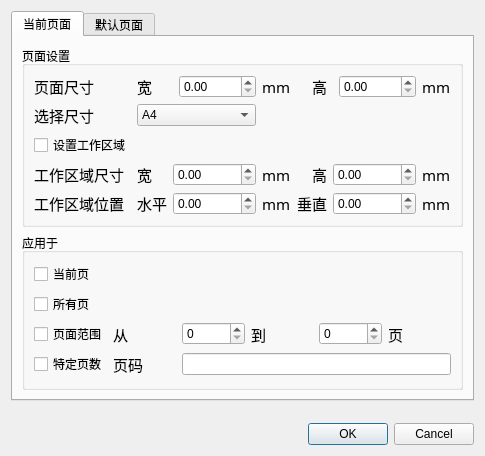
The window that ofdEditor/model/Widget/PageDialog.ui (mcoder2014/ofdEditor) describes before a commit, drawn with Qt 5.
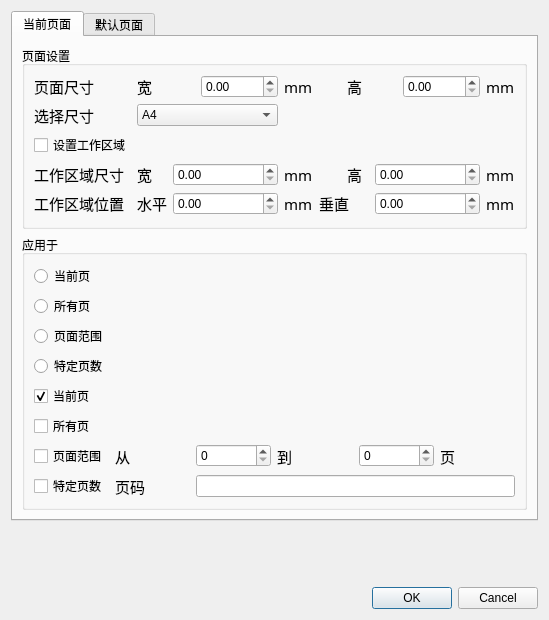
The same window after the commit.

Commit message: 对PageDialog更加完善

Diff of the .ui file:
```diff
--- a/ofdEditor/model/Widget/PageDialog.ui
+++ b/ofdEditor/model/Widget/PageDialog.ui
@@ -6,8 +6,8 @@
    <rect>
     <x>0</x>
     <y>0</y>
-    <width>465</width>
-    <height>456</height>
+    <width>549</width>
+    <height>620</height>
    </rect>
   </property>
   <property name="windowTitle">
@@ -335,71 +335,72 @@
           <string>应用于</string>
          </property>
          <layout class="QGridLayout" name="gridLayout_4">
-          <item row="2" column="4">
+          <item row="0" column="0">
+           <widget class="QRadioButton" name="CurrentPageRadioButton">
+            <property name="text">
+             <string>当前页</string>
+            </property>
+           </widget>
+          </item>
+          <item row="1" column="0">
+           <widget class="QRadioButton" name="AllPagesRadioButton">
+            <property name="text">
+             <string>所有页</string>
+            </property>
+           </widget>
+          </item>
+          <item row="2" column="0">
+           <widget class="QRadioButton" name="PageRangeRadioButton">
+            <property name="text">
+             <string>页面范围</string>
+            </property>
+           </widget>
+          </item>
+          <item row="6" column="0">
+           <widget class="QCheckBox" name="PageRangeCheckBox">
+            <property name="text">
+             <string>页面范围</string>
+            </property>
+           </widget>
+          </item>
+          <item row="5" column="0">
+           <widget class="QCheckBox" name="AllPagesCheckBox">
+            <property name="text">
+             <string>所有页</string>
+            </property>
+           </widget>
+          </item>
+          <item row="6" column="4">
            <widget class="QSpinBox" name="PageRangeUpperBound">
             <property name="maximum">
              <number>10000</number>
             </property>
            </widget>
           </item>
-          <item row="2" column="0">
-           <widget class="QCheckBox" name="PageRangeCheckBox">
-            <property name="text">
-             <string>页面范围</string>
-            </property>
-           </widget>
-          </item>
-          <item row="0" column="0">
+          <item row="4" column="0">
            <widget class="QCheckBox" name="CurrentPageCheckBox">
             <property name="text">
              <string>当前页</string>
             </property>
-           </widget>
-          </item>
-          <item row="1" column="0">
-           <widget class="QCheckBox" name="AllPagesCheckBox">
-            <property name="text">
-             <string>所有页</string>
+            <property name="checked">
+             <bool>true</bool>
             </property>
-           </widget>
-          </item>
-          <item row="2" column="1">
-           <widget class="QLabel" name="PageRange1">
-            <property name="font">
-             <font>
-              <family>Agency FB</family>
-              <pointsize>11</pointsize>
-             </font>
+            <property name="tristate">
+             <bool>false</bool>
             </property>
-            <property name="text">
-             <string>从</string>
-            </property>
            </widget>
           </item>
-          <item row="2" column="2">
+          <item row="6" column="2">
            <widget class="QSpinBox" name="PageRangeLowerBound"/>
           </item>
-          <item row="2" column="3">
-           <widget class="QLabel" name="PageRange2">
-            <property name="font">
-             <font>
-              <family>Agency FB</family>
-              <pointsize>11</pointsize>
-             </font>
-            </property>
-            <property name="text">
-             <string>到</string>
-            </property>
-           </widget>
-          </item>
-          <item row="3" column="0">
+          <item row="7" column="0">
            <widget class="QCheckBox" name="SpecificPageCheckBox">
             <property name="text">
              <string>特定页数</string>
             </property>
            </widget>
           </item>
-          <item row="2" column="5">
+          <item row="6" column="5">
            <widget class="QLabel" name="PageRange3">
             <property name="font">
              <font>
@@ -412,7 +413,33 @@
             </property>
            </widget>
           </item>
-          <item row="3" column="1">
+          <item row="6" column="3">
+           <widget class="QLabel" name="PageRange2">
+            <property name="font">
+             <font>
+              <family>Agency FB</family>
+              <pointsize>11</pointsize>
+             </font>
+            </property>
+            <property name="text">
+             <string>到</string>
+            </property>
+           </widget>
+          </item>
+          <item row="6" column="1">
+           <widget class="QLabel" name="PageRange1">
+            <property name="font">
+             <font>
+              <family>Agency FB</family>
+              <pointsize>11</pointsize>
+             </font>
+            </property>
+            <property name="text">
+             <string>从</string>
+            </property>
+           </widget>
+          </item>
+          <item row="7" column="1">
            <widget class="QLabel" name="PageNum">
             <property name="font">
              <font>
@@ -425,9 +452,16 @@
             </property>
            </widget>
           </item>
-          <item row="3" column="2" colspan="4">
+          <item row="7" column="2" colspan="4">
            <widget class="QLineEdit" name="SpecificPage"/>
           </item>
+          <item row="3" column="0">
+           <widget class="QRadioButton" name="SpecificPageRadioButton">
+            <property name="text">
+             <string>特定页数</string>
+            </property>
+           </widget>
+          </item>
          </layout>
         </widget>
        </item>
```
Left out of the diff: 7 changed lines with no effect on the pictures. The commit also changes 12 other files.
